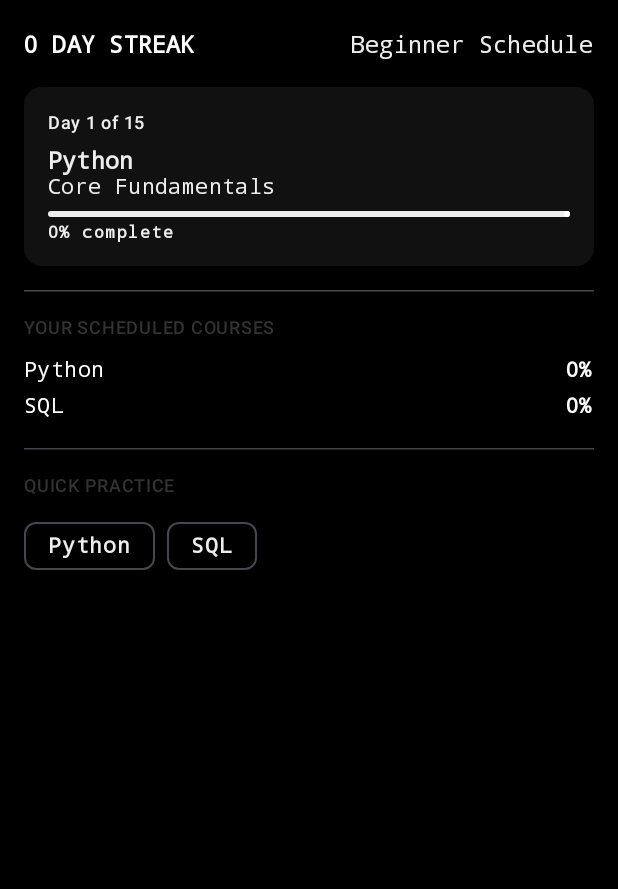
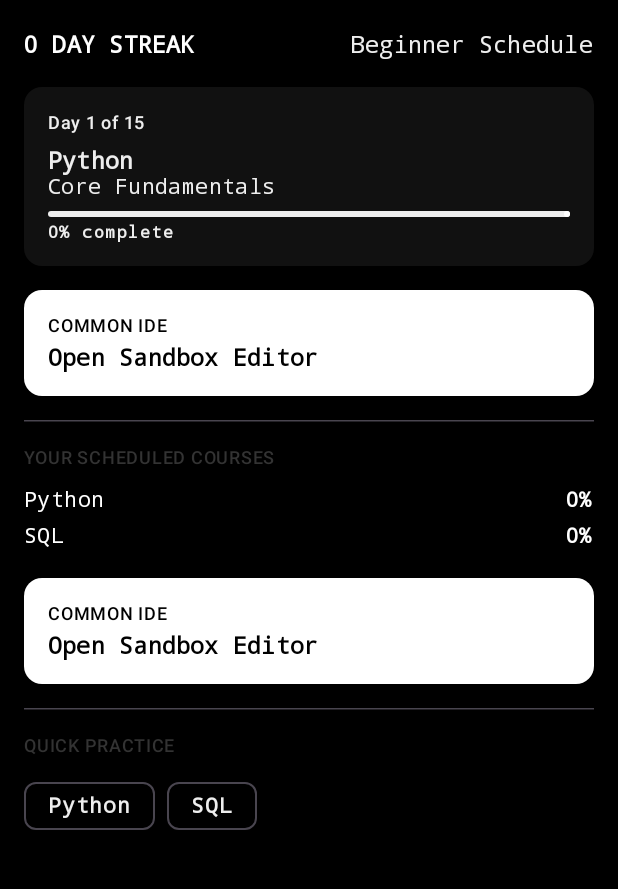
Before and after one commit to sayandhsr/CultCode, an Android app built with Jetpack Compose: the composable HomeScreen shown on its own in the app's theme, on a phone screen of 412 x 824 dp, the part 69-958 px from its top. Run offline under Robolectric (Android 15) with nearby library versions, the light colour scheme and no system bars; our stand-ins replace Navigation 3.

Commit message:
Update logo to pure black UC and integrate IDE Workspace

```diff
--- a/app/src/main/java/com/cultcode/Navigation.kt
+++ b/app/src/main/java/com/cultcode/Navigation.kt
@@ -14,6 +14,7 @@ import com.cultcode.ui.home.HomeScreen
 import com.cultcode.ui.lesson.LessonViewerScreen
 import com.cultcode.ui.onboarding.OnboardingScreen
 import com.cultcode.ui.practice.PracticeScreen
+import com.cultcode.ui.ide.IdeScreen
 
 @Composable
 fun MainNavigation() {
@@ -43,6 +44,9 @@ fun MainNavigation() {
                 onNavigate = { navKey -> backStack.add(navKey) }
             )
         }
+        entry<Ide> {
+          IdeScreen(initialLanguage = it.initialLanguage, onNavigate = { navKey -> backStack.add(navKey) })
+        }
         entry<Practice> {
             PracticeScreen(
                 questionId = it.questionId,
--- a/app/src/main/java/com/cultcode/NavigationKeys.kt
+++ b/app/src/main/java/com/cultcode/NavigationKeys.kt
@@ -9,3 +9,6 @@ import kotlinx.serialization.Serializable
 @Serializable data class LessonViewer(val courseId: String, val lessonId: String) : NavKey
 @Serializable data class Practice(val questionId: String) : NavKey
 @Serializable data object Profile : NavKey
+
+
+@Serializable data class Ide(val initialLanguage: String) : NavKey
--- a/app/src/main/java/com/cultcode/ui/home/HomeScreen.kt
+++ b/app/src/main/java/com/cultcode/ui/home/HomeScreen.kt
@@ -13,6 +13,7 @@ import androidx.compose.ui.unit.dp
 import androidx.navigation3.runtime.NavKey
 import com.cultcode.CourseList
 import com.cultcode.Practice
+import com.cultcode.Ide
 import com.cultcode.data.UserProgressRepository
 
 @OptIn(ExperimentalMaterial3Api::class)
@@ -70,6 +71,20 @@ fun HomeScreen(onNavigate: (NavKey) -> Unit) {
                 }
             }
 
+            item {
+                Card(
+                    onClick = { onNavigate(Ide("Python")) },
+                    colors = CardDefaults.cardColors(containerColor = MaterialTheme.colorScheme.primaryContainer),
+                    modifier = Modifier.fillMaxWidth()
+                ) {
+                    Column(modifier = Modifier.padding(16.dp)) {
+                        Text("COMMON IDE", color = MaterialTheme.colorScheme.onPrimaryContainer, style = MaterialTheme.typography.labelMedium)
+                        Spacer(modifier = Modifier.height(4.dp))
+                        Text("Open Sandbox Editor", style = MaterialTheme.typography.titleMedium, fontWeight = FontWeight.Bold)
+                    }
+                }
+            }
+
             item { HorizontalDivider() }
 
             item {
@@ -77,6 +92,20 @@ fun HomeScreen(onNavigate: (NavKey) -> Unit) {
                 Spacer(modifier = Modifier.height(8.dp))
                 tracks.forEach { track ->
                     CourseProgressRow(track, 0.0f)
+                }
+            }
+
+            item {
+                Card(
+                    onClick = { onNavigate(Ide("Python")) },
+                    colors = CardDefaults.cardColors(containerColor = MaterialTheme.colorScheme.primaryContainer),
+                    modifier = Modifier.fillMaxWidth()
+                ) {
+                    Column(modifier = Modifier.padding(16.dp)) {
+                        Text("COMMON IDE", color = MaterialTheme.colorScheme.onPrimaryContainer, style = MaterialTheme.typography.labelMedium)
+                        Spacer(modifier = Modifier.height(4.dp))
+                        Text("Open Sandbox Editor", style = MaterialTheme.typography.titleMedium, fontWeight = FontWeight.Bold)
+                    }
                 }
             }
 
```
Also changed, not shown: app/src/main/java/com/cultcode/engine/CodeExecutionEngine.kt (+37 -21 lines), app/src/main/java/com/cultcode/ui/ide/IdeScreen.kt (added, +142 -0 lines), app/src/main/res/mipmap-hdpi/ic_launcher.png, app/src/main/res/mipmap-hdpi/ic_launcher_round.png, app/src/main/res/mipmap-mdpi/ic_launcher.png, app/src/main/res/mipmap-mdpi/ic_launcher_round.png, app/src/main/res/mipmap-xhdpi/ic_launcher.png, app/src/main/res/mipmap-xhdpi/ic_launcher_round.png, app/src/main/res/mipmap-xxhdpi/ic_launcher.png, app/src/main/res/mipmap-xxhdpi/ic_launcher_round.png, app/src/main/res/mipmap-xxxhdpi/ic_launcher.png, app/src/main/res/mipmap-xxxhdpi/ic_launcher_round.png, 2 other files.
